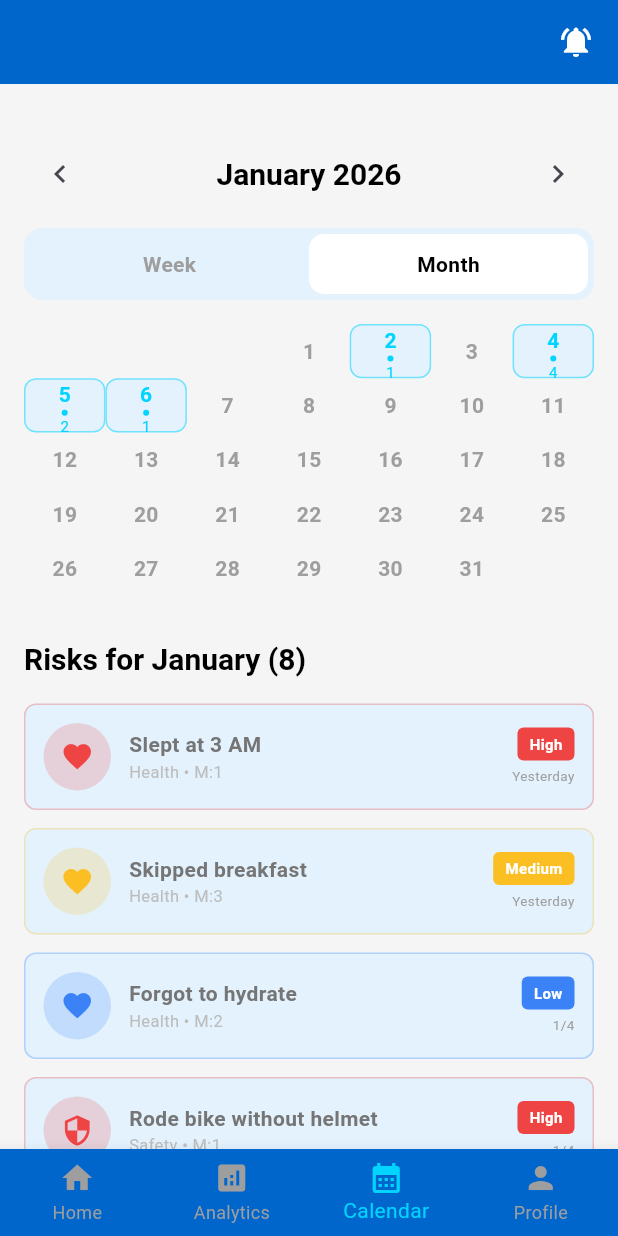
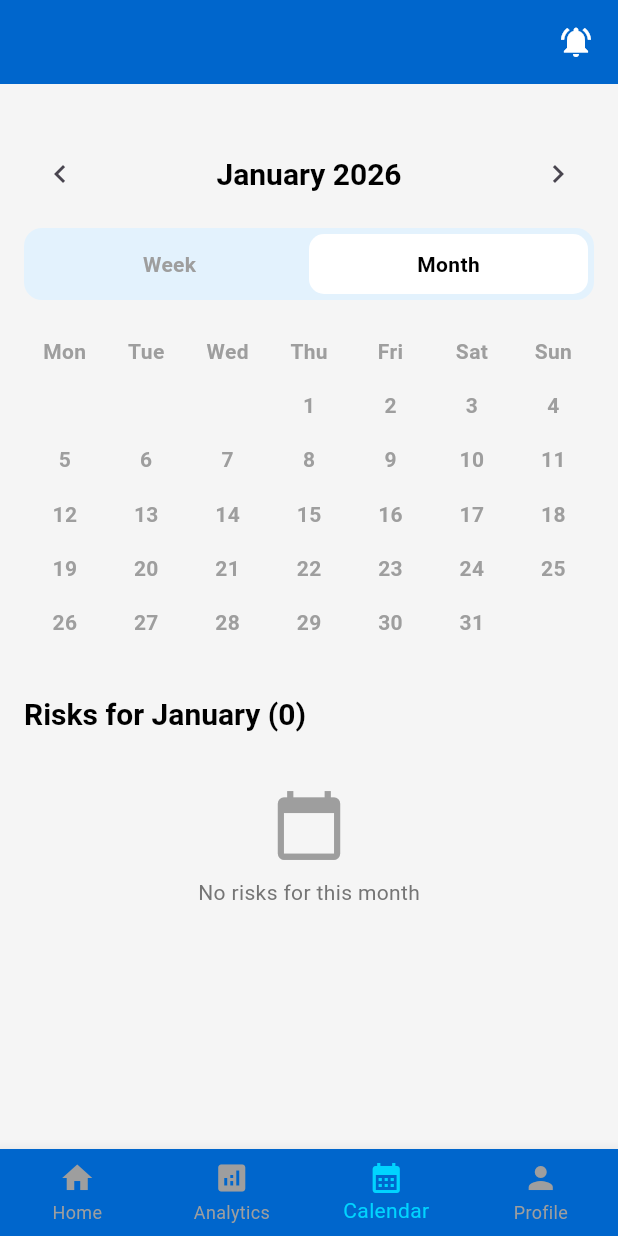
Before and after one commit to sonika-tang/everyday_risk_analyzer, a Flutter app: the screen it shows after launch, item 3 of the bottom bar chosen, on a phone screen of 412 x 824 dp. Run offline on Flutter 3.47's test engine with Material 3 defaults, Android fonts, the phone set to English and light mode, and no system bars; our stand-ins replace shared_preferences; accounts and stored records are empty.

Commit message:
Fix add and delete logic & add day in a week in month calendar

```diff
--- a/lib/data/mock_risks.dart
+++ /dev/null
@@ -1,189 +0,0 @@
-import 'dart:convert';
-import 'dart:io';
-
-import 'package:everyday_risk_analyzer/models/risk.dart';
-import 'package:everyday_risk_analyzer/models/user.dart';
-import 'package:path_provider/path_provider.dart';
-
-class StorageService {
-  // Get the local path
-  static Future<String> get _localPath async {
-    final directory = await getApplicationDocumentsDirectory();
-    return directory.path;
-  }
-
-  // Get the file
-  static Future<File> _getFile(String filename) async {
-    final path = await _localPath;
-    return File('$path/$filename');
-  }
-
-  // Save risks
-  static Future<void> saveRisks(List<RiskEntry> risks) async {
-    final file = await _getFile('risks.json');
-    final json = jsonEncode(risks.map((r) => r.toJson()).toList());
-    await file.writeAsString(json);
-  }
-
-  // Load risks
-  static Future<List<RiskEntry>> loadRisks() async {
-    try {
-      final file = await _getFile('risks.json');
-      if (!await file.exists()) {
-        return _getDefaultMockRisks();
-      }
-      final json = await file.readAsString();
-      return (jsonDecode(json) as List)
-          .map((r) => RiskEntry.fromJson(r))
-          .toList();
-    } catch (e) {
-      return _getDefaultMockRisks();
-    }
-  }
-
-// Get Mock risks (sample defaults)
-static List<RiskEntry> _getDefaultMockRisks() {
-  DateTime now = DateTime.now();
-  return [
-    RiskEntry(
-      id: '1',
-      title: 'Slept at 3 AM',
-      description: 'Sleep deprivation - Health',
-      category: 'Health',
-      severity: 'High',
-      date: now.subtract(const Duration(days: 1)),
-      createdAt: now.subtract(const Duration(days: 2)),
-      frequency: 1,
-      reason: 'Careless',
-      urgency: 'Calm',
-      controlLevel: 'Fully Avoidable',
-    ),
-    RiskEntry(
-      id: '2',
-      title: 'Skipped breakfast',
-      description: 'Meal skipping - Health',
-      category: 'Health',
-      severity: 'Medium',
-      date: now.subtract(const Duration(days: 1)),
-      createdAt: now.subtract(const Duration(days: 2)),
-      frequency: 3,
-      reason: 'Forgot',
-      urgency: 'Rushed',
-      controlLevel: 'Partially',
-    ),
-    RiskEntry(
-      id: '3',
-      title: 'Forgot to hydrate',
-      description: 'Dehydration - Health',
-      category: 'Health',
-      severity: 'Low',
-      date: now.subtract(const Duration(days: 2)),
-      createdAt: now.subtract(const Duration(days: 3)),
-      frequency: 2,
-      reason: 'Stress',
-      urgency: 'Calm',
-      controlLevel: 'Fully Avoidable',
-    ),
-    RiskEntry(
-      id: '4',
-      title: 'Rode bike without helmet',
-      description: 'Safety neglect - Safety',
-      category: 'Safety',
-      severity: 'High',
-      date: now.subtract(const Duration(days: 2)),
-      createdAt: now.subtract(const Duration(days: 3)),
-      frequency: 1,
-      reason: 'Careless',
-      urgency: 'Emergency',
-      controlLevel: 'Unavoidable',
-    ),
-    RiskEntry(
-      id: '5',
-      title: 'Overspending',
-      description: 'Financial risk - Finance',
-      category: 'Finance',
-      severity: 'High',
-      date: now.subtract(const Duration(days: 2)),
-      createdAt: now.subtract(const Duration(days: 3)),
-      frequency: 2,
-      reason: 'Financial',
-      urgency: 'Rushed',
-      controlLevel: 'Partially',
-    ),
-    RiskEntry(
-      id: '6',
-      title: 'Impulse shopping',
-      description: 'Bought unnecessary items',
-      category: 'Finance',
-      severity: 'Medium',
-      date: now.subtract(const Duration(days: 2)),
-      createdAt: now.subtract(const Duration(days: 3)),
-      frequency: 1,
-      reason: 'Careless',
-      urgency: 'Calm',
-      controlLevel: 'Fully Avoidable',
-    ),
-    RiskEntry(
-      id: '7',
-      title: 'Missed deadline',
-      description: 'Did not submit assignment on time',
-      category: 'Safety',
-      severity: 'High',
-      date: now.subtract(const Duration(days: 4)),
-      createdAt: now.subtract(const Duration(days: 3)),
-      frequency: 1,
-      reason: 'Stress',
-      urgency: 'Emergency',
-      controlLevel: 'Unavoidable',
-    ),
-    RiskEntry(
-      id: '8',
-      title: 'Impulse shopping',
-      description: 'Bought unnecessary items',
-      category: 'Finance',
-      severity: 'Medium',
-      date: DateTime.now(),
-      createdAt: DateTime.now(),
-      frequency: 1,
-      reason: 'Careless',
-      urgency: 'Calm',
-      controlLevel: 'Fully Avoidable',
-    ),
-  ];
-}
-
-  // load profile
-  static Future<UserProfile> loadProfile() async {
-      final defaultProfile = UserProfile(
-        id: 'U1',
-        name: 'Nika',
-        email: 'sonika@gmail.com',
-        createdAt: DateTime.now(),
-      );
-      return defaultProfile;
-  }
-
-  // add risk
-  static Future<void> addRisk(RiskEntry risk) async {
-    final risks = await loadRisks();
-    risks.add(risk);
-    await saveRisks(risks);
-  }
-
-  // update risk
-  static Future<void> updateRisk(RiskEntry risk) async {
-    final risks = await loadRisks();
-    final index = risks.indexWhere((r) => r.id == risk.id);
-    if (index != -1) {
-      risks[index] = risk;
-      await saveRisks(risks);
-    }
-  }
-
-  // delete risk
-  static Future<void> deleteRisk(String id) async {
-    final risks = await loadRisks();
-    risks.removeWhere((r) => r.id == id);
-    await saveRisks(risks);
-  }
-}
--- /dev/null
+++ b/lib/data/risk_storage_service.dart
@@ -0,0 +1,61 @@
+import 'dart:convert';
+import 'package:shared_preferences/shared_preferences.dart';
+import '../models/risk.dart';
+import '../models/user.dart';
+
+class RiskStorageService {
+  static const String _keyRiskList = 'risk_list';
+
+  // Save a new risk (append to list)
+  static Future<void> addRisk(RiskEntry risk) async {
+    final prefs = await SharedPreferences.getInstance();
+    List<RiskEntry> currentRisks = await getRisks();
+    currentRisks.add(risk);
+    await _saveList(prefs, currentRisks);
+  }
+
+  // Delete a risk by ID
+  static Future<void> deleteRisk(String id) async {
+    final prefs = await SharedPreferences.getInstance();
+    List<RiskEntry> currentRisks = await getRisks();
+    currentRisks.removeWhere((r) => r.id == id);
+    await _saveList(prefs, currentRisks);
+  }
+
+  // Get all risks
+  static Future<List<RiskEntry>> getRisks() async {
+    final prefs = await SharedPreferences.getInstance();
+    final jsonString = prefs.getString(_keyRiskList);
+    if (jsonString == null) return [];
+
+    try {
+      final List<dynamic> decoded = jsonDecode(jsonString);
+      return decoded.map((e) => RiskEntry.fromJson(e)).toList();
+    } catch (e) {
+      // If error, return empty list (or could clear storage)
+      return [];
+    }
+  }
+
+  // Get user profile (mock for now, as in original code)
+  static Future<UserProfile> getProfile() async {
+    return UserProfile(
+      id: 'U1',
+      name: 'Nika',
+      email: 'sonika@gmail.com',
+      createdAt: DateTime.now(),
+    );
+  }
+
+  // Clear all risks (debug/reset)
+  static Future<void> clearAll() async {
+    final prefs = await SharedPreferences.getInstance();
+    await prefs.remove(_keyRiskList);
+  }
+
+  // Internal helper to save list
+  static Future<void> _saveList(SharedPreferences prefs, List<RiskEntry> risks) async {
+    final jsonString = jsonEncode(risks.map((r) => r.toJson()).toList());
+    await prefs.setString(_keyRiskList, jsonString);
+  }
+}
--- a/lib/logic/risk_logic.dart
+++ b/lib/logic/risk_logic.dart
@@ -1,6 +1,4 @@
-
-
-import 'package:everyday_risk_analyzer/logic/serverity_logic.dart';
+import 'package:everyday_risk_analyzer/logic/severity_logic.dart';
 import 'package:everyday_risk_analyzer/models/risk.dart';
 import 'package:everyday_risk_analyzer/data/behavior_patterns.dart';
 
@@ -279,9 +277,9 @@ class RiskLogicEngine {
     }
 
     return {
-      'health': health,
-      'finance': finance,
-      'safety': safety,
+      'Health': health,
+      'Finance': finance,
+      'Safety': safety,
     };
   }
 
--- a/lib/main.dart
+++ b/lib/main.dart
@@ -1,4 +1,4 @@
-import 'package:everyday_risk_analyzer/data/mock_risks.dart';
+import 'package:everyday_risk_analyzer/data/risk_storage_service.dart';
 import 'package:everyday_risk_analyzer/models/user.dart';
 import 'package:everyday_risk_analyzer/ui/screens/splash_screen.dart';
 import 'package:everyday_risk_analyzer/ui/theme/app_theme.dart';
@@ -26,7 +26,7 @@ class _RiskAnalysisAppState extends State<RiskAnalysisApp> {
   }
 
   void _loadProfile() async {
-    final profile = await StorageService.loadProfile();
+    final profile = await RiskStorageService.getProfile();
     setState(() {
       _profile = profile;
       _isLoadingProfile = false;
@@ -59,12 +59,6 @@ class _RiskAnalysisAppState extends State<RiskAnalysisApp> {
       );
     }
 
-    // return MaterialApp(
-    //   title: 'Risk Analysis',
-    //   theme: _profile!.isDarkMode ? AppTheme.darkTheme : AppTheme.lightTheme,
-    //   home: SplashScreen(onThemeChange: _loadProfile),
-    //   debugShowCheckedModeBanner: false,
-    // );
     return MaterialApp(
       title: 'Risk Analysis',
       theme: AppTheme.lightTheme,
--- a/lib/ui/screens/add_risk_screen.dart
+++ b/lib/ui/screens/add_risk_screen.dart
@@ -1,5 +1,5 @@
-import 'package:everyday_risk_analyzer/data/mock_risks.dart';
-import 'package:everyday_risk_analyzer/logic/serverity_logic.dart';
+import 'package:everyday_risk_analyzer/data/risk_storage_service.dart';
+import 'package:everyday_risk_analyzer/logic/severity_logic.dart';
 import 'package:everyday_risk_analyzer/models/risk.dart';
 import 'package:everyday_risk_analyzer/ui/theme/app_theme.dart';
 import 'package:everyday_risk_analyzer/ui/widgets/category_selector.dart';
@@ -251,7 +251,8 @@ class _AddRiskDialogState extends State<AddRiskDialog> {
         urgency: selectedUrgency,
       );
 
-      await StorageService.addRisk(newRisk); // add to mock list
+      await RiskStorageService.addRisk(newRisk); // add to storage
+      if (!mounted) return;
       _showSnackBar('Risk added successfully!', isError: false);
       widget.onRiskAdded();
       Navigator.pop(context);
--- a/lib/ui/screens/calendar_screen.dart
+++ b/lib/ui/screens/calendar_screen.dart
@@ -8,8 +8,9 @@ import 'package:flutter/material.dart';
 
 class CalendarScreen extends StatefulWidget {
   final List<RiskEntry> risks;
+  final VoidCallback onRefresh;
 
-  const CalendarScreen({super.key, required this.risks});
+  const CalendarScreen({super.key, required this.risks, required this.onRefresh});
 
   @override
   State<CalendarScreen> createState() => _CalendarScreenState();
@@ -141,7 +142,7 @@ class _CalendarScreenState extends State<CalendarScreen> {
                 context,
                 MaterialPageRoute(
                   builder: (_) =>
-                      RiskDetailScreen(risk: risk, onRiskDeleted: () {}),
+                      RiskDetailScreen(risk: risk, onRiskDeleted: widget.onRefresh),
                 ),
               ),
             ),
@@ -160,6 +161,23 @@ class _CalendarScreenState extends State<CalendarScreen> {
     ).day;
 
     List<Widget> dayWidgets = [];
+
+    // Add Key Days of Week
+    final daysOfWeek = ['Mon', 'Tue', 'Wed', 'Thu', 'Fri', 'Sat', 'Sun'];
+    for (var day in daysOfWeek) {
+      dayWidgets.add(
+        Center(
+          child: Text(
+            day,
+            style: TextStyle(
+              fontWeight: FontWeight.bold,
+              color: Colors.grey,
+            ),
+          ),
+        ),
+      );
+    }
+
     for (int i = 1; i < firstDay; i++) {
       dayWidgets.add(SizedBox());
     }
@@ -272,7 +290,7 @@ class _CalendarScreenState extends State<CalendarScreen> {
                           MaterialPageRoute(
                             builder: (_) => RiskDetailScreen(
                               risk: risk,
-                              onRiskDeleted: () {},
+                              onRiskDeleted: widget.onRefresh,
                             ),
                           ),
                         ),
--- a/lib/ui/screens/home_screen.dart
+++ b/lib/ui/screens/home_screen.dart
@@ -1,4 +1,4 @@
-import 'package:everyday_risk_analyzer/data/mock_risks.dart';
+import 'package:everyday_risk_analyzer/data/risk_storage_service.dart';
 import 'package:everyday_risk_analyzer/models/risk.dart';
 import 'package:everyday_risk_analyzer/models/user.dart';
 import 'package:everyday_risk_analyzer/ui/screens/calendar_screen.dart';
@@ -30,8 +30,8 @@ class _HomeScreenState extends State<HomeScreen> {
   }
 
   Future<void> _loadData() async {
-    final risks = await StorageService.loadRisks();
-    final profile = await StorageService.loadProfile();
+    final risks = await RiskStorageService.getRisks();
+    final profile = await RiskStorageService.getProfile();
 
     if (!mounted) return;
 
@@ -63,7 +63,7 @@ class _HomeScreenState extends State<HomeScreen> {
             onRefresh: _onRiskAdded,
           ),
           RiskOverviewScreen(key: ValueKey(1), risks: _risks),
-          CalendarScreen(key: ValueKey(2), risks: _risks),
+          CalendarScreen(key: ValueKey(2), risks: _risks, onRefresh: _onRiskAdded),
           ProfileScreen(
             key: ValueKey(3),
             profile: _profile!,
--- a/lib/ui/screens/risk_detail_screen.dart
+++ b/lib/ui/screens/risk_detail_screen.dart
@@ -1,4 +1,4 @@
-import 'package:everyday_risk_analyzer/data/mock_risks.dart';
+import 'package:everyday_risk_analyzer/data/risk_storage_service.dart';
 import 'package:everyday_risk_analyzer/models/risk.dart';
 import 'package:everyday_risk_analyzer/ui/theme/app_theme.dart';
 import 'package:everyday_risk_analyzer/ui/widgets/info_tile.dart';
@@ -40,7 +40,7 @@ class RiskDetailScreen extends StatelessWidget {
         actions: [
           IconButton(
             icon: Icon(Icons.delete, color: AppTheme.highRiskColor),
-            onPressed: () => _confirmDelete(context), // (still does not work)
+            onPressed: () => _confirmDelete(context),
           ),
         ],
       ),
@@ -141,7 +141,8 @@ class RiskDetailScreen extends StatelessWidget {
           ),
           ElevatedButton(
             onPressed: () async {
-              await StorageService.deleteRisk(risk.id);
+              await RiskStorageService.deleteRisk(risk.id);
+              if (!context.mounted) return; //check to prevent updating or navigating from a widget that’s no longer in the widget tree
               Navigator.pop(context);
               Navigator.pop(context);
               onRiskDeleted();
--- a/lib/ui/screens/weekly_summary_screen.dart
+++ b/lib/ui/screens/weekly_summary_screen.dart
@@ -55,6 +55,7 @@ class _WeeklySummaryScreenState extends State<WeeklySummaryScreen> {
     final weekStart = getWeekStart(selectedWeek);
     final weekEnd = getWeekEnd(selectedWeek);
     final summary = RiskLogicEngine.calculateWeeklySummary(widget.risks, weekStart);
+    final int totalRisks = (summary['Health'] ?? 0) + (summary['Finance'] ?? 0) + (summary['Safety'] ?? 0);
 
     return Scaffold(
       appBar: AppBar(
@@ -123,7 +124,7 @@ class _WeeklySummaryScreenState extends State<WeeklySummaryScreen> {
                       mainAxisSize: MainAxisSize.min,
                       children: [
                         Text(
-                          'Weekly Summary',
+                          'Weekly Summary (Total: $totalRisks)',
                           style: Theme.of(context).textTheme.bodyLarge,
                         ),
                         Text(
@@ -226,7 +227,7 @@ class _WeeklySummaryScreenState extends State<WeeklySummaryScreen> {
                               MaterialPageRoute(
                                 builder: (_) => RiskDetailScreen(
                                   risk: risk,
-                                  onRiskDeleted: () {},
+                                  onRiskDeleted: widget.onRefresh,
                                 ),
                               ),
                             ),
```
Also changed, not shown: lib/data/risks.json (deleted), lib/logic/severity_logic.dart (renamed from lib/logic/serverity_logic.dart).
